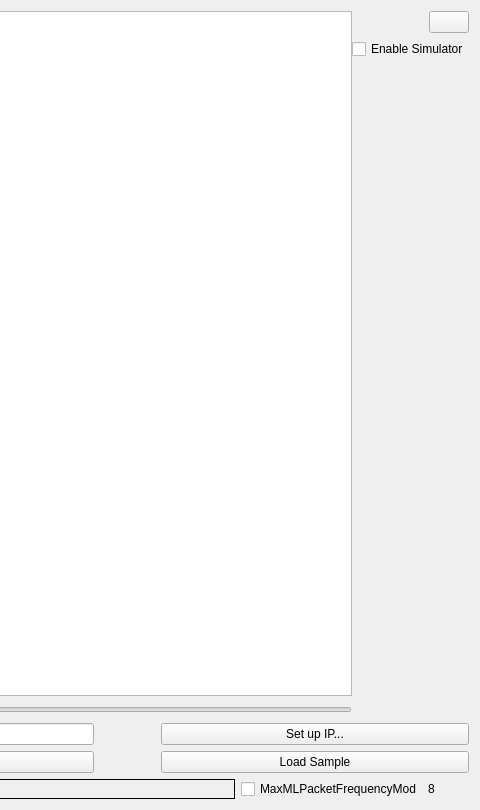
Old version of the form LARCmaCS/larcmacs.ui in the repository petr-konovalov/LARCmaCS; both pictures show x 600 to 1080 and y 0 to 810 of the 1080 by 810 pixel window.
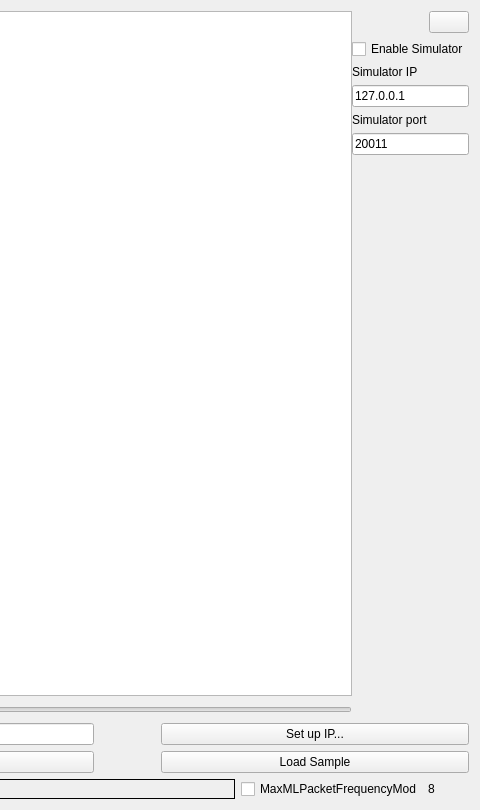
New version of the form. Icons and pictures are not drawn.

Patch:
```diff
--- a/LARCmaCS/larcmacs.ui
+++ b/LARCmaCS/larcmacs.ui
@@ -71,7 +71,7 @@
       </layout>
      </item>
      <item>
-      <layout class="QVBoxLayout" name="verticalLayout_2" stretch="0,0,1">
+      <layout class="QVBoxLayout" name="verticalLayout_2" stretch="0,0,0,0,0,0,1">
        <property name="leftMargin">
         <number>0</number>
        </property>
@@ -122,6 +122,34 @@
          </property>
         </widget>
        </item>
+       <item>
+        <widget class="QLabel" name="label">
+         <property name="text">
+          <string>Simulator IP</string>
+         </property>
+        </widget>
+       </item>
+       <item>
+        <widget class="QLineEdit" name="lineEditSimIP">
+         <property name="text">
+          <string>127.0.0.1</string>
+         </property>
+        </widget>
+       </item>
+       <item>
+        <widget class="QLabel" name="label_2">
+         <property name="text">
+          <string>Simulator port</string>
+         </property>
+        </widget>
+       </item>
+       <item>
+        <widget class="QLineEdit" name="lineEditSimPort">
+         <property name="text">
+          <string>20011</string>
+         </property>
+        </widget>
+       </item>
        <item>
         <spacer name="verticalSpacer">
          <property name="orientation">
```
